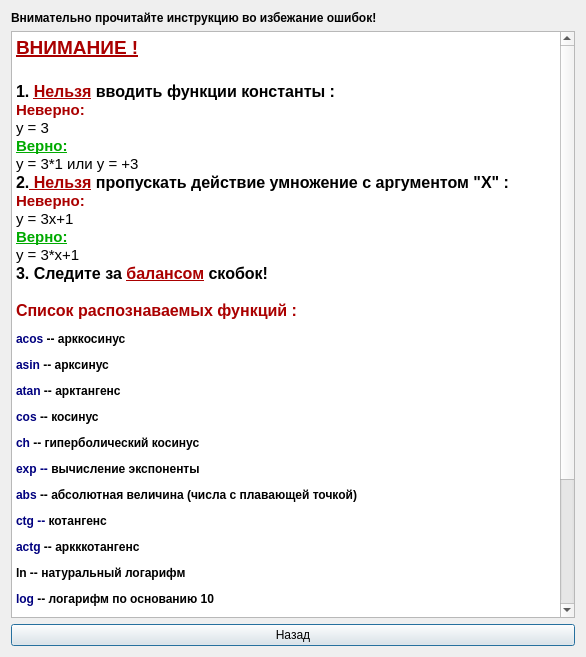
Old version of the form functionhelp.ui in the repository spellanser/graphx.
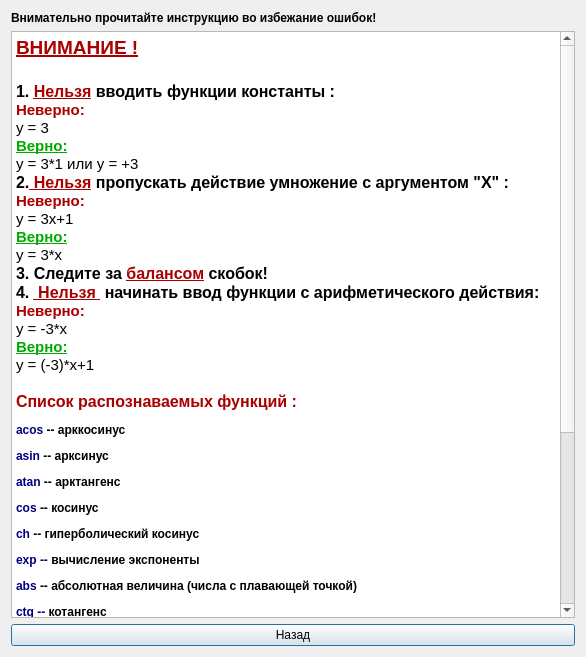
New version of the form. Icons and pictures are not drawn.

Diff of the .ui file:
```diff
--- a/functionhelp.ui
+++ b/functionhelp.ui
@@ -55,8 +55,13 @@
 &lt;p style=&quot; margin-top:0px; margin-bottom:0px; margin-left:0px; margin-right:0px; -qt-block-indent:0; text-indent:0px;&quot;&gt;&lt;span style=&quot; font-weight:600; color:#aa0000;&quot;&gt;Неверно:&lt;/span&gt;&lt;/p&gt;
 &lt;p style=&quot; margin-top:0px; margin-bottom:0px; margin-left:0px; margin-right:0px; -qt-block-indent:0; text-indent:0px;&quot;&gt;&lt;span style=&quot; color:#000000;&quot;&gt;y = 3x+1&lt;/span&gt;&lt;/p&gt;
 &lt;p style=&quot; margin-top:0px; margin-bottom:0px; margin-left:0px; margin-right:0px; -qt-block-indent:0; text-indent:0px;&quot;&gt;&lt;span style=&quot; font-weight:600; text-decoration: underline; color:#00aa00;&quot;&gt;Верно:&lt;/span&gt;&lt;/p&gt;
-&lt;p style=&quot; margin-top:0px; margin-bottom:0px; margin-left:0px; margin-right:0px; -qt-block-indent:0; text-indent:0px;&quot;&gt;&lt;span style=&quot; color:#000000;&quot;&gt;y = 3*x+1&lt;/span&gt;&lt;/p&gt;
+&lt;p style=&quot; margin-top:0px; margin-bottom:0px; margin-left:0px; margin-right:0px; -qt-block-indent:0; text-indent:0px;&quot;&gt;&lt;span style=&quot; color:#000000;&quot;&gt;y = 3*x&lt;/span&gt;&lt;/p&gt;
 &lt;p style=&quot; margin-top:0px; margin-bottom:0px; margin-left:0px; margin-right:0px; -qt-block-indent:0; text-indent:0px;&quot;&gt;&lt;span style=&quot; font-size:12pt; font-weight:600; color:#000000;&quot;&gt;3. Следите за &lt;/span&gt;&lt;span style=&quot; font-size:12pt; font-weight:600; text-decoration: underline; color:#aa0000;&quot;&gt;балансом&lt;/span&gt;&lt;span style=&quot; font-size:12pt; font-weight:600; color:#000000;&quot;&gt; скобок!&lt;/span&gt;&lt;/p&gt;
+&lt;p style=&quot; margin-top:0px; margin-bottom:0px; margin-left:0px; margin-right:0px; -qt-block-indent:0; text-indent:0px;&quot;&gt;&lt;span style=&quot; font-size:12pt; font-weight:600; color:#000000;&quot;&gt;4. &lt;/span&gt;&lt;span style=&quot; font-size:12pt; font-weight:600; text-decoration: underline; color:#aa0000;&quot;&gt; Нельзя &lt;/span&gt;&lt;span style=&quot; font-size:12pt; font-weight:600; color:#000000;&quot;&gt; начинать ввод функции с арифметического действия:&lt;/span&gt;&lt;/p&gt;
+&lt;p style=&quot; margin-top:0px; margin-bottom:0px; margin-left:0px; margin-right:0px; -qt-block-indent:0; text-indent:0px;&quot;&gt;&lt;span style=&quot; font-weight:600; color:#aa0000;&quot;&gt;Неверно:&lt;/span&gt;&lt;/p&gt;
+&lt;p style=&quot; margin-top:0px; margin-bottom:0px; margin-left:0px; margin-right:0px; -qt-block-indent:0; text-indent:0px;&quot;&gt;&lt;span style=&quot; color:#000000;&quot;&gt;y = -3*x&lt;/span&gt;&lt;/p&gt;
+&lt;p style=&quot; margin-top:0px; margin-bottom:0px; margin-left:0px; margin-right:0px; -qt-block-indent:0; text-indent:0px;&quot;&gt;&lt;span style=&quot; font-weight:600; text-decoration: underline; color:#00aa00;&quot;&gt;Верно:&lt;/span&gt;&lt;/p&gt;
+&lt;p style=&quot; margin-top:0px; margin-bottom:0px; margin-left:0px; margin-right:0px; -qt-block-indent:0; text-indent:0px;&quot;&gt;&lt;span style=&quot; color:#000000;&quot;&gt;y = (-3)*x+1&lt;/span&gt;&lt;/p&gt;
 &lt;p style=&quot;-qt-paragraph-type:empty; margin-top:0px; margin-bottom:0px; margin-left:0px; margin-right:0px; -qt-block-indent:0; text-indent:0px; color:#000000;&quot;&gt;&lt;/p&gt;
 &lt;p style=&quot; margin-top:0px; margin-bottom:0px; margin-left:0px; margin-right:0px; -qt-block-indent:0; text-indent:0px;&quot;&gt;&lt;span style=&quot; font-size:12pt; font-weight:600; color:#aa0000;&quot;&gt;Список распознаваемых функций :&lt;/span&gt;&lt;/p&gt;
 &lt;p style=&quot; margin-top:12px; margin-bottom:0px; margin-left:0px; margin-right:0px; -qt-block-indent:0; text-indent:0px;&quot;&gt;&lt;span style=&quot; font-family:'Courier New, monospace'; font-size:medium; font-weight:600; color:#00007f;&quot;&gt;acos&lt;/span&gt;&lt;span style=&quot; font-family:'Courier New, monospace'; font-size:medium; font-weight:600; color:#000000;&quot;&gt; -- арккосинус &lt;/span&gt;&lt;/p&gt;
```
